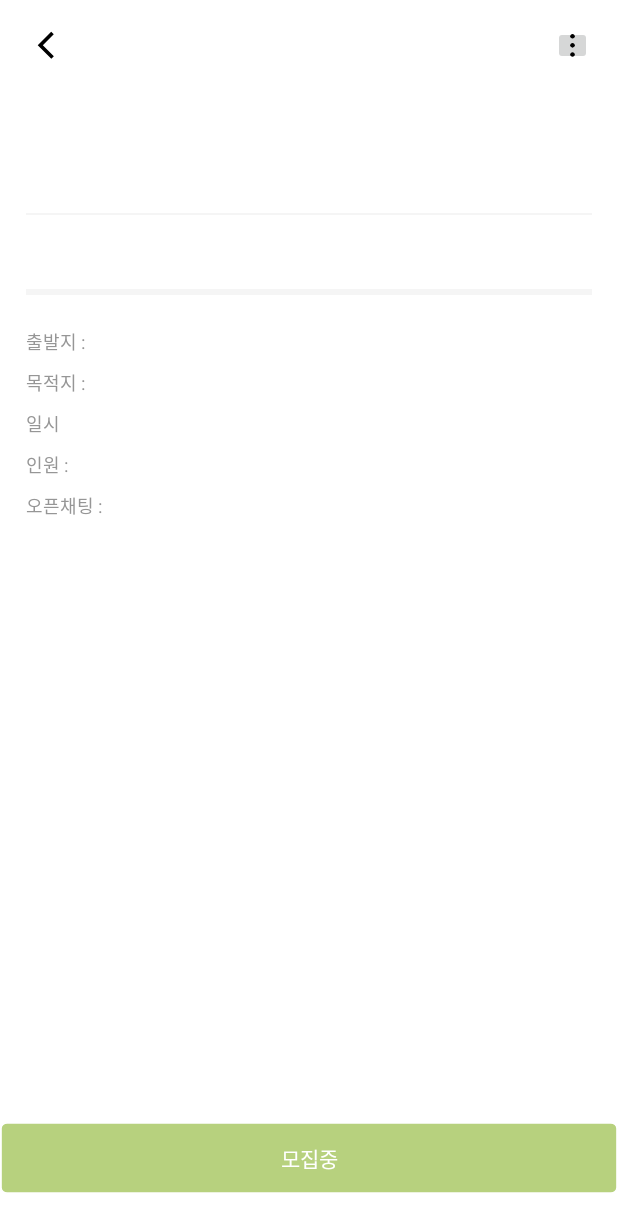
After one commit to RyuSw-cs/Guseul, an Android app: the fragment BoardDetailFragment shown on its own in the app's theme, on a phone screen of 412 x 824 dp. The commit adds this screen. Shown: the top 1232 px of the screen. Run offline under Robolectric (Android 15) with nearby library versions, the phone set to English and light mode, and no system bars.

Commit message:
feat: #4 커뮤니티 상세 화면, 글 작성 View 구현

```diff
--- /dev/null
+++ b/Guseul_Android/app/src/main/java/com/ssafy/guseul/presentation/board/BoardDetailFragment.kt
@@ -0,0 +1,20 @@
+package com.ssafy.guseul.presentation.board
+
+import android.os.Bundle
+import androidx.fragment.app.Fragment
+import android.view.LayoutInflater
+import android.view.View
+import android.view.ViewGroup
+import com.ssafy.guseul.R
+
+
+class BoardDetailFragment : Fragment() {
+
+    override fun onCreateView(
+        inflater: LayoutInflater, container: ViewGroup?,
+        savedInstanceState: Bundle?
+    ): View? {
+        // Inflate the layout for this fragment
+        return inflater.inflate(R.layout.fragment_board_detail, container, false)
+    }
+}
--- /dev/null
+++ b/Guseul_Android/app/src/main/res/drawable/bg_board_btn_state.xml
@@ -0,0 +1,11 @@
+<vector xmlns:android="http://schemas.android.com/apk/res/android"
+    android:width="340dp"
+    android:height="44dp"
+    android:viewportWidth="340"
+    android:viewportHeight="44">
+  <path
+      android:strokeWidth="1"
+      android:pathData="M4,0.5L336,0.5A3.5,3.5 0,0 1,339.5 4L339.5,40A3.5,3.5 0,0 1,336 43.5L4,43.5A3.5,3.5 0,0 1,0.5 40L0.5,4A3.5,3.5 0,0 1,4 0.5z"
+      android:fillColor="#B7D17E"
+      android:strokeColor="#ffffff"/>
+</vector>
--- /dev/null
+++ b/Guseul_Android/app/src/main/res/drawable/ic_board_arrow_left.xml
@@ -0,0 +1,13 @@
+<vector xmlns:android="http://schemas.android.com/apk/res/android"
+    android:width="26dp"
+    android:height="26dp"
+    android:viewportWidth="26"
+    android:viewportHeight="26">
+  <group>
+    <clip-path
+        android:pathData="M0,0h26v26h-26z"/>
+    <path
+        android:pathData="M16.873,21.895L7.821,12.843L16.81,3.854L18.509,5.551L11.217,12.843L18.57,20.197L16.873,21.895Z"
+        android:fillColor="#000000"/>
+  </group>
+</vector>
--- /dev/null
+++ b/Guseul_Android/app/src/main/res/drawable/ic_board_option.xml
@@ -0,0 +1,15 @@
+<vector xmlns:android="http://schemas.android.com/apk/res/android"
+    android:width="11dp"
+    android:height="24dp"
+    android:viewportWidth="11"
+    android:viewportHeight="24">
+  <path
+      android:pathData="M5.5,7.033C6.328,7.033 7,6.354 7,5.516C7,4.679 6.328,4 5.5,4C4.672,4 4,4.679 4,5.516C4,6.354 4.672,7.033 5.5,7.033Z"
+      android:fillColor="#000000"/>
+  <path
+      android:pathData="M5.5,13.098C6.328,13.098 7,12.42 7,11.582C7,10.745 6.328,10.066 5.5,10.066C4.672,10.066 4,10.745 4,11.582C4,12.42 4.672,13.098 5.5,13.098Z"
+      android:fillColor="#000000"/>
+  <path
+      android:pathData="M5.5,19.164C6.328,19.164 7,18.485 7,17.648C7,16.81 6.328,16.131 5.5,16.131C4.672,16.131 4,16.81 4,17.648C4,18.485 4.672,19.164 5.5,19.164Z"
+      android:fillColor="#000000"/>
+</vector>
--- /dev/null
+++ b/Guseul_Android/app/src/main/res/layout/fragment_board_detail.xml
@@ -0,0 +1,236 @@
+<?xml version="1.0" encoding="utf-8"?>
+<androidx.constraintlayout.widget.ConstraintLayout
+    xmlns:android="http://schemas.android.com/apk/res/android"
+    xmlns:app="http://schemas.android.com/apk/res-auto"
+    xmlns:tools="http://schemas.android.com/tools"
+    android:layout_width="match_parent"
+    android:layout_height="match_parent">
+
+    <ImageButton
+        android:id="@+id/btn_arrow_left"
+        android:layout_width="26dp"
+        android:layout_height="26dp"
+        android:background="@drawable/ic_board_arrow_left"
+        android:layout_marginTop="17dp"
+        android:layout_marginStart="17dp"
+        android:contentDescription="@string/content_board_btn_arrow_left"
+        app:layout_constraintTop_toTopOf="parent"
+        app:layout_constraintStart_toStartOf="parent"/>
+
+    <TextView
+        android:id="@+id/tv_category"
+        android:layout_width="wrap_content"
+        android:layout_height="wrap_content"
+        android:textSize="18sp"
+        tools:text="택시"
+        app:layout_constraintTop_toTopOf="@id/btn_arrow_left"
+        app:layout_constraintStart_toStartOf="parent"
+        app:layout_constraintEnd_toEndOf="parent"/>
+
+    <ImageButton
+        android:id="@+id/btn_delete_option"
+        android:layout_width="26dp"
+        android:layout_height="26dp"
+        android:src="@drawable/ic_board_option"
+        android:layout_marginEnd="17dp"
+        android:contentDescription="@string/btn_delete"
+        app:layout_constraintTop_toTopOf="@id/btn_arrow_left"
+        app:layout_constraintEnd_toEndOf="parent"/>
+
+    <ScrollView
+        android:layout_width="match_parent"
+        android:layout_height="0dp"
+        android:layout_marginTop="20dp"
+        android:layout_marginBottom="20dp"
+        android:layout_marginStart="17dp"
+        android:layout_marginEnd="17dp"
+        app:layout_constraintTop_toBottomOf="@+id/btn_arrow_left"
+        app:layout_constraintBottom_toTopOf="@+id/btn_board_state">
+
+        <androidx.constraintlayout.widget.ConstraintLayout
+            android:layout_width="match_parent"
+            android:layout_height="wrap_content">
+
+            <TextView
+                android:id="@+id/tv_title_category"
+                android:layout_width="wrap_content"
+                android:layout_height="wrap_content"
+                android:textColor="@color/yellow_green"
+                app:layout_constraintTop_toTopOf="parent"
+                app:layout_constraintStart_toStartOf="parent"
+                tools:text="택시"/>
+
+            <TextView
+                android:id="@+id/tv_title"
+                android:layout_width="wrap_content"
+                android:layout_height="wrap_content"
+                android:textColor="@color/black"
+                android:textSize="16sp"
+                app:layout_constraintTop_toBottomOf="@+id/tv_title_category"
+                app:layout_constraintStart_toStartOf="@+id/tv_title_category"
+                tools:text="제목은 두글자일수도 근데 제목은 그것보다 더 길 수도 있음 제목은 두글자일수도 근데 제목은 그것보다 더 길 수도 있음"/>
+
+            <TextView
+                android:id="@+id/tv_author"
+                android:layout_width="wrap_content"
+                android:layout_height="wrap_content"
+                android:textColor="@color/black"
+                android:textSize="11sp"
+                android:layout_marginTop="10dp"
+                app:layout_constraintTop_toBottomOf="@id/tv_title"
+                app:layout_constraintStart_toStartOf="@id/tv_title"
+                tools:text="작성자:김구슬"/>
+
+            <View
+                android:id="@+id/divider_1"
+                android:layout_width="match_parent"
+                android:layout_height="1dp"
+                android:background="@color/light_grey"
+                android:layout_marginTop="12dp"
+                app:layout_constraintTop_toBottomOf="@id/tv_author"/>
+
+            <TextView
+                android:id="@+id/tv_content"
+                android:layout_width="wrap_content"
+                android:layout_height="wrap_content"
+                android:textColor="@color/black"
+                android:textSize="14sp"
+                android:layout_marginTop="12dp"
+                app:layout_constraintTop_toBottomOf="@+id/divider_1"
+                app:layout_constraintStart_toStartOf="@id/divider_1"
+                tools:text="제목은 두글자일수도 근데 제목은 그것보다 더 길 수도 있음 제목은 두글자일수도 근데 제목은 그것보다 더 길 수도 있음"/>
+
+            <View
+                android:id="@+id/divider_2"
+                android:layout_width="match_parent"
+                android:layout_height="4dp"
+                android:background="@color/light_grey"
+                android:layout_marginTop="18dp"
+                app:layout_constraintTop_toBottomOf="@id/tv_content" />
+
+            <TextView
+                android:id="@+id/tv_departure"
+                android:layout_width="wrap_content"
+                android:layout_height="wrap_content"
+                android:text="@string/post_departure_placeholder"
+                android:textColor="@color/dark_grey"
+                android:textSize="12sp"
+                android:layout_marginTop="22dp"
+                app:layout_constraintTop_toBottomOf="@id/divider_2"
+                app:layout_constraintStart_toStartOf="@id/divider_2"/>
+
+            <TextView
+                android:id="@+id/tv_arrival"
+                android:layout_width="wrap_content"
+                android:layout_height="wrap_content"
+                android:text="@string/post_arrival_placeholder"
+                android:textColor="@color/dark_grey"
+                android:textSize="12sp"
+                android:layout_marginTop="9dp"
+                app:layout_constraintTop_toBottomOf="@id/tv_departure"
+                app:layout_constraintStart_toStartOf="@id/tv_departure"/>
+
+            <TextView
+                android:id="@+id/tv_time"
+                android:layout_width="wrap_content"
+                android:layout_height="wrap_content"
+                android:text="@string/post_date_time_placeholder"
+                android:textColor="@color/dark_grey"
+                android:textSize="12sp"
+                android:layout_marginTop="9dp"
+                app:layout_constraintTop_toBottomOf="@id/tv_arrival"
+                app:layout_constraintStart_toStartOf="@id/tv_arrival"/>
+
+            <TextView
+                android:id="@+id/tv_head_count"
+                android:layout_width="wrap_content"
+                android:layout_height="wrap_content"
+                android:text="@string/post_head_count_placeholder"
+                android:textColor="@color/dark_grey"
+                android:textSize="12sp"
+                android:layout_marginTop="9dp"
+                app:layout_constraintTop_toBottomOf="@id/tv_time"
+                app:layout_constraintStart_toStartOf="@id/tv_time"/>
+
+            <TextView
+                android:id="@+id/tv_open_chatting"
+                android:layout_width="wrap_content"
+                android:layout_height="wrap_content"
+                android:text="@string/post_open_chatting_placeholder"
+                android:textColor="@color/dark_grey"
+                android:textSize="12sp"
+                android:layout_marginTop="9dp"
+                app:layout_constraintTop_toBottomOf="@id/tv_head_count"
+                app:layout_constraintStart_toStartOf="@id/tv_head_count"/>
+
+            <TextView
+                android:id="@+id/tv_departure_content"
+                android:layout_width="wrap_content"
+                android:layout_height="wrap_content"
+                android:textSize="12sp"
+                android:textColor="@color/black"
+                android:layout_marginStart="18dp"
+                app:layout_constraintStart_toEndOf="@+id/tv_departure"
+                app:layout_constraintTop_toTopOf="@id/tv_departure"
+                tools:text="탕자감 인동점"/>
+
+            <TextView
+                android:id="@+id/tv_arrival_content"
+                android:layout_width="wrap_content"
+                android:layout_height="wrap_content"
+                android:textSize="12sp"
+                android:textColor="@color/black"
+                android:layout_marginTop="9dp"
+                app:layout_constraintStart_toStartOf="@+id/tv_departure_content"
+                app:layout_constraintTop_toBottomOf="@id/tv_departure_content"
+                tools:text="구미역"/>
+
+            <TextView
+                android:id="@+id/tv_time_content"
+                android:layout_width="wrap_content"
+                android:layout_height="wrap_content"
+                android:textSize="12sp"
+                android:textColor="@color/black"
+                android:layout_marginTop="9dp"
+                app:layout_constraintStart_toStartOf="@+id/tv_arrival_content"
+                app:layout_constraintTop_toBottomOf="@id/tv_arrival_content"
+                tools:text="2022/11/17 18시 30분"/>
+
+            <TextView
+                android:id="@+id/tv_head_count_content"
+                android:layout_width="wrap_content"
+                android:layout_height="wrap_content"
+                android:textSize="12sp"
+                android:textColor="@color/black"
+                android:layout_marginTop="9dp"
+                app:layout_constraintStart_toStartOf="@+id/tv_time_content"
+                app:layout_constraintTop_toBottomOf="@id/tv_time_content"
+                tools:text="3"/>
+
+            <TextView
+                android:id="@+id/tv_open_chatting_content"
+                android:layout_width="wrap_content"
+                android:layout_height="wrap_content"
+                android:textSize="12sp"
+                android:textColor="@color/black"
+                android:layout_marginTop="9dp"
+                app:layout_constraintStart_toStartOf="@+id/tv_head_count_content"
+                app:layout_constraintTop_toBottomOf="@id/tv_head_count_content"
+                tools:text="https://www.naver.com/"/>
+
+        </androidx.constraintlayout.widget.ConstraintLayout>
+
+    </ScrollView>
+
+    <androidx.appcompat.widget.AppCompatButton
+        android:id="@+id/btn_board_state"
+        android:layout_width="match_parent"
+        android:layout_height="wrap_content"
+        android:layout_marginBottom="28dp"
+        android:background="@drawable/bg_board_btn_state"
+        android:textColor="@color/white"
+        android:textSize="14sp"
+        android:text="@string/post_state"
+        app:layout_constraintBottom_toBottomOf="parent" />
+
+</androidx.constraintlayout.widget.ConstraintLayout>
--- a/Guseul_Android/app/src/main/res/values/colors.xml
+++ b/Guseul_Android/app/src/main/res/values/colors.xml
@@ -14,4 +14,6 @@
     <color name="nero">#222222</color>
     <color name="whisper">#E5E5E5</color>
     <color name="yellow_green">#92C722</color>
+    <color name="light_grey">#F5F5F5</color>
+    <color name="dark_grey">#969696</color>
 </resources>
--- a/Guseul_Android/app/src/main/res/values/strings.xml
+++ b/Guseul_Android/app/src/main/res/values/strings.xml
@@ -3,6 +3,32 @@
 
     <!-- Board Fragment -->
     <string name="content_board_banner_page">%1$d / %2$d</string>
+
+    <!-- Post -->
+    <string name="content_board_btn_arrow_left">back</string>
+    <string name="board_add_post">게시글 올리기</string>
+
+    <string name="post_hint_title">글 제목</string>
+    <string name="post_hint_category">카테고리</string>
+    <string name="post_hint_content">내용을 작성해주세요.</string>
+    <string name="post_hint_date">클릭해서 날짜를 입력해주세요.</string>
+    <string name="post_hint_time">클릭해서 시간을 입력해주세요.</string>
+
+    <string name="btn_go_to_detail">상세 내용 작성하기</string>
+    <string name="btn_submit">작성 완료</string>
+    <string name="btn_delete">btn_delete</string>
+
+    <string name="post_departure_placeholder">출발지 :</string>
+    <string name="post_arrival_placeholder">목적지 :</string>
+    <string name="post_head_count_placeholder">인원 :</string>
+    <string name="post_date_placeholder">날짜 : </string>
+    <string name="post_time_placeholder">시간 : </string>
+    <string name="post_open_chatting_placeholder">오픈채팅 :</string>
+    <string name="post_date_time_placeholder">일시</string>
+    <string name="board_search_view_hint">제목을 입력해주세요</string>
+
+    <string name="post_state">모집중</string>
+    <string name="description_board_search_img">board_search_img</string>
 
     <!-- Map Fragment -->
     <string name="content_map_search_hint">서울 동작구</string>
@@ -17,8 +43,8 @@
     <string name="menu_board">board</string>
     <string name="menu_map">map</string>
     <string name="menu_mypage">mypage</string>
-    <string name="description_board_search_img">board_search_img</string>
-    <string name="board_search_view_hint">제목을 입력해주세요</string>
+
+    <!-- Category -->
     <string name="category_board_taxi">택시</string>
     <string name="category_board_eat">맛집</string>
     <string name="category_board_buy">공동구매</string>
```
Also changed, not shown: Guseul_Android/app/src/main/java/com/ssafy/guseul/presentation/board/AddPostDetailFragment.kt (added, +19 -0 lines), Guseul_Android/app/src/main/java/com/ssafy/guseul/presentation/board/AddPostFragment.kt (added, +19 -0 lines), Guseul_Android/app/src/main/res/drawable/bg_rectangle_r10_white_border_lightgrey.xml (added, +10 -0 lines), Guseul_Android/app/src/main/res/layout/fragment_add_post.xml (added, +95 -0 lines), Guseul_Android/app/src/main/res/layout/fragment_add_post_detail.xml (added, +170 -0 lines), Guseul_Android/app/src/main/res/drawable/img.png (added), Guseul_Android/app/src/main/res/drawable/img_1.png (added).
